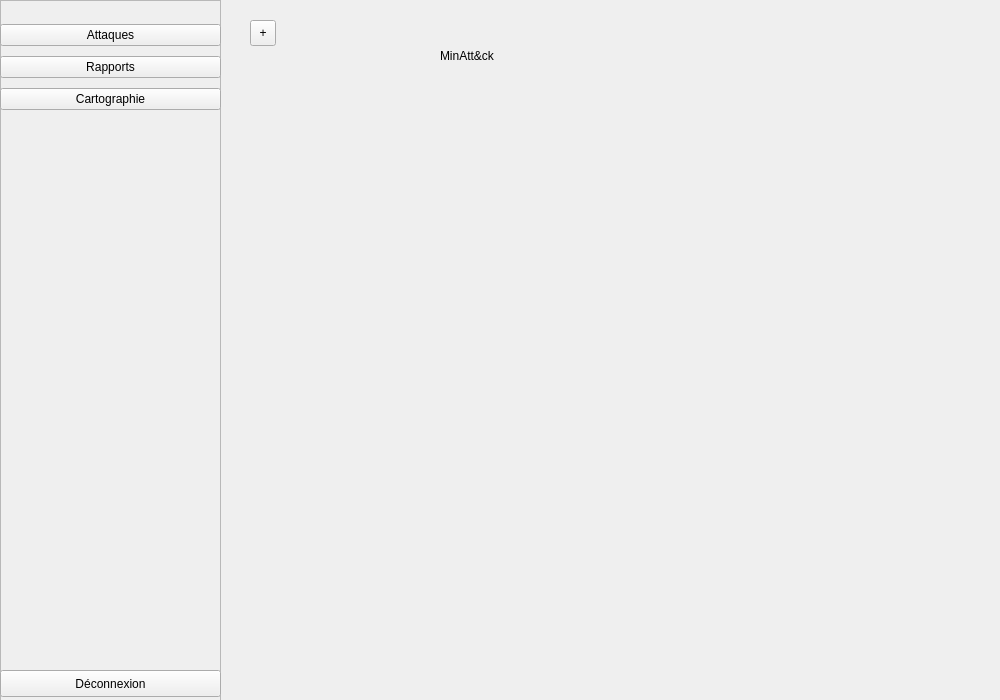
Above: frontend/ui/accueil.ui from Pauldechassey/Minatt-ck before the change. Below: the same form after it.
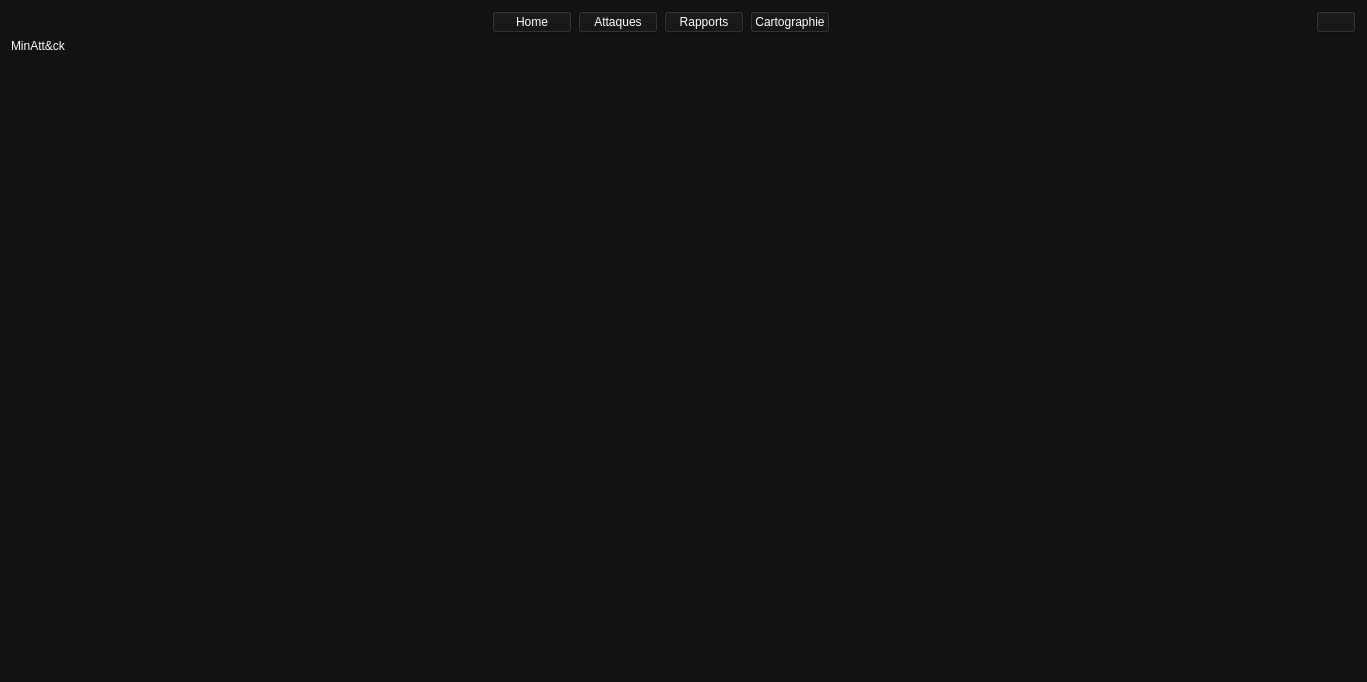
That is the form after the change.

Commit message: Modif aperçu, clear après deconnexion, bouton deconnexion

```diff
--- a/frontend/ui/accueil.ui
+++ b/frontend/ui/accueil.ui
@@ -6,101 +6,109 @@
    <rect>
     <x>0</x>
     <y>0</y>
-    <width>1000</width>
-    <height>700</height>
+    <width>1367</width>
+    <height>682</height>
    </rect>
   </property>
   <property name="windowTitle">
    <string>Accueil</string>
   </property>
-  <widget class="QLabel" name="labelNomAccueil">
-   <property name="geometry">
-    <rect>
-     <x>440</x>
-     <y>20</y>
-     <width>81</width>
-     <height>71</height>
-    </rect>
-   </property>
-   <property name="text">
-    <string>MinAtt&amp;ck</string>
-   </property>
-  </widget>
-  <widget class="QFrame" name="frame">
-   <property name="geometry">
-    <rect>
-     <x>0</x>
-     <y>0</y>
-     <width>221</width>
-     <height>701</height>
-    </rect>
-   </property>
-   <property name="frameShape">
-    <enum>QFrame::StyledPanel</enum>
-   </property>
-   <property name="frameShadow">
-    <enum>QFrame::Raised</enum>
-   </property>
-   <widget class="QPushButton" name="pushButtonDeconnexionAccueil">
-    <property name="geometry">
-     <rect>
-      <x>0</x>
-      <y>670</y>
-      <width>221</width>
-      <height>27</height>
-     </rect>
-    </property>
-    <property name="text">
-     <string>Déconnexion</string>
-    </property>
-   </widget>
-   <widget class="QWidget" name="">
-    <property name="geometry">
-     <rect>
-      <x>0</x>
-      <y>20</y>
-      <width>221</width>
-      <height>95</height>
-     </rect>
-    </property>
-    <layout class="QVBoxLayout" name="verticalLayout">
+  <property name="styleSheet">
+   <string notr="true">background-color: #121212;
+color: white;
+</string>
+  </property>
+  <layout class="QVBoxLayout" name="verticalLayout">
+   <item>
+    <layout class="QHBoxLayout" name="horizontalLayout">
      <item>
-      <widget class="QPushButton" name="pushButtonOnglet1Accueil">
+      <spacer name="horizontalSpacer">
+       <property name="orientation">
+        <enum>Qt::Horizontal</enum>
+       </property>
+       <property name="sizeHint" stdset="0">
+        <size>
+         <width>40</width>
+         <height>20</height>
+        </size>
+       </property>
+      </spacer>
+     </item>
+     <item>
+      <widget class="QPushButton" name="pushButtonHomeAccueil">
+       <property name="text">
+        <string>Home</string>
+       </property>
+      </widget>
+     </item>
+     <item>
+      <widget class="QPushButton" name="pushButtonAttaquesAccueil">
        <property name="text">
         <string>Attaques</string>
        </property>
       </widget>
      </item>
      <item>
-      <widget class="QPushButton" name="pushButtonOnglet2Accueil">
+      <widget class="QPushButton" name="pushButtonRapportsAccueil">
        <property name="text">
         <string>Rapports</string>
        </property>
       </widget>
      </item>
      <item>
-      <widget class="QPushButton" name="pushButtonOnglet3Accueil">
+      <widget class="QPushButton" name="pushButtonCartographieAccueil">
        <property name="text">
         <string>Cartographie</string>
        </property>
       </widget>
      </item>
+     <item>
+      <spacer name="horizontalSpacer_2">
+       <property name="orientation">
+        <enum>Qt::Horizontal</enum>
+       </property>
+       <property name="sizeHint" stdset="0">
+        <size>
+         <width>40</width>
+         <height>20</height>
+        </size>
+       </property>
+      </spacer>
+     </item>
+     <item>
+      <widget class="QPushButton" name="pushButtonDeconnexionAccueil">
+       <property name="text">
+        <string/>
+       </property>
+      </widget>
+     </item>
     </layout>
-   </widget>
-  </widget>
-  <widget class="QToolButton" name="toolButton">
-   <property name="geometry">
-    <rect>
-     <x>250</x>
-     <y>20</y>
-     <width>26</width>
-     <height>26</height>
-    </rect>
-   </property>
-   <property name="text">
-    <string>+</string>
-   </property>
-  </widget>
+   </item>
+   <item>
+    <widget class="QLabel" name="labelNomAccueil">
+     <property name="text">
+      <string>MinAtt&amp;ck</string>
+     </property>
+    </widget>
+   </item>
+   <item>
+    <layout class="QGridLayout" name="gridLayout">
+     <item row="0" column="0">
+      <spacer name="verticalSpacer">
+       <property name="orientation">
+        <enum>Qt::Vertical</enum>
+       </property>
+       <property name="sizeHint" stdset="0">
+        <size>
+         <width>20</width>
+         <height>40</height>
+        </size>
+       </property>
+      </spacer>
+     </item>
+    </layout>
+   </item>
+  </layout>
  </widget>
  <resources/>
  <connections/>
```
The commit also changes 12 other files.
